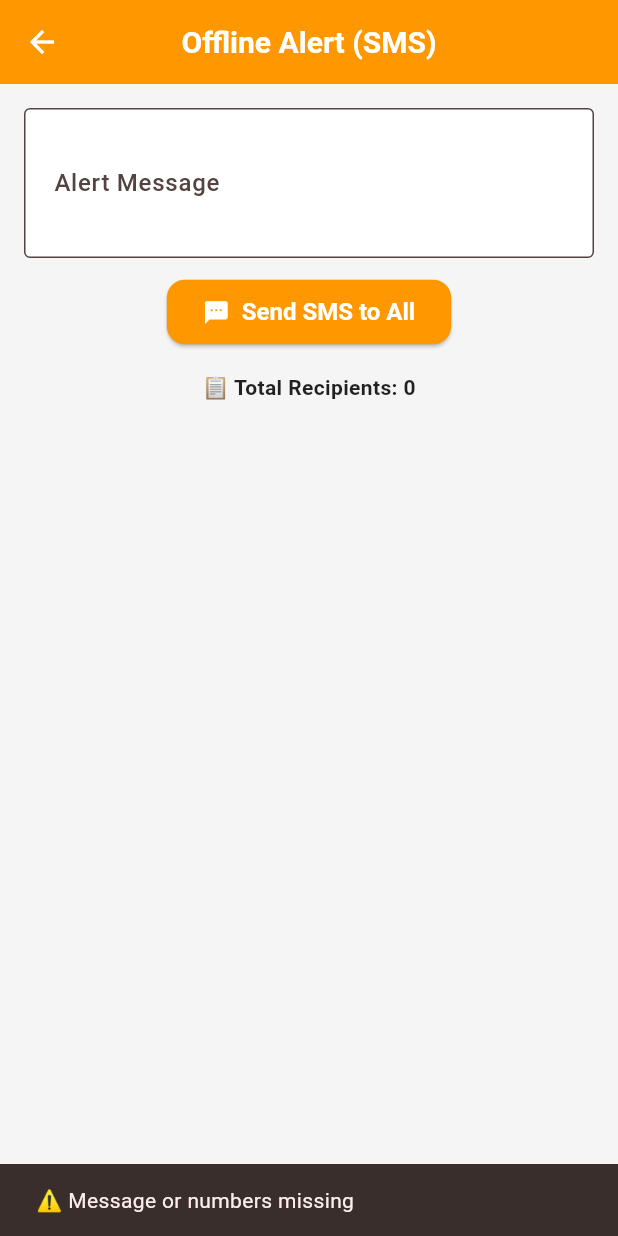
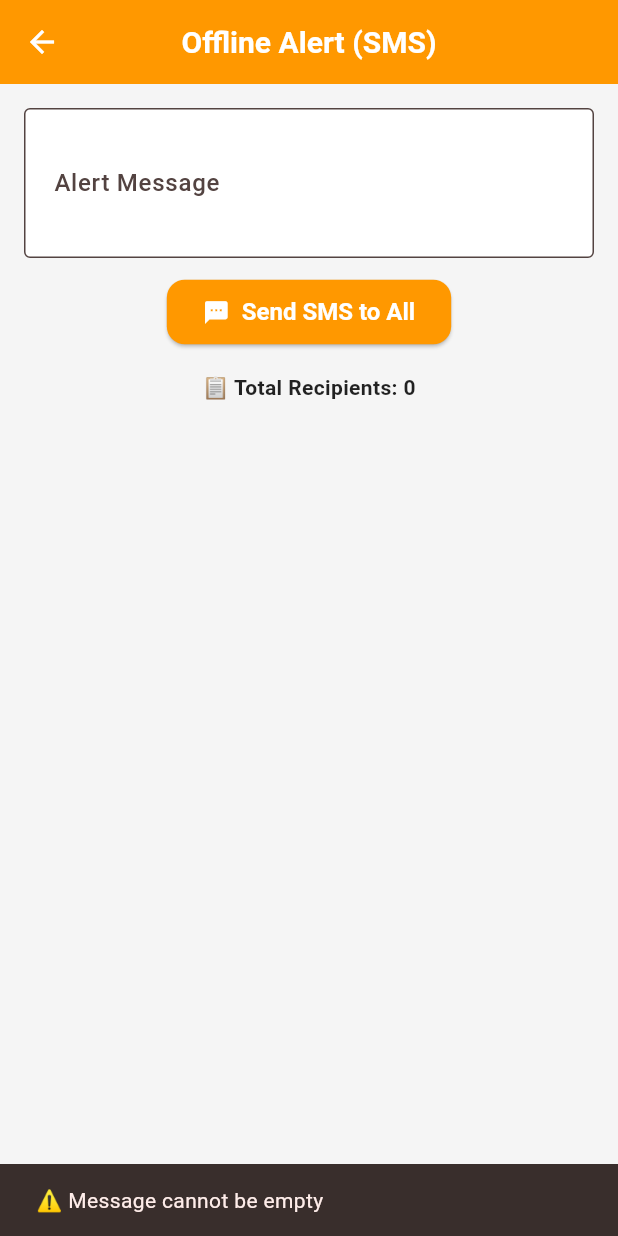
Before and after one commit to Aksha-2004/now, a Flutter app: the OfflineAlertPage screen opened by its route, after a tap on "Send SMS to All", on a phone screen of 412 x 824 dp. Run offline on Flutter 3.47's test engine with Material 3 defaults, Android fonts, the phone set to English and light mode, and no system bars; our stand-ins replace cloud_firestore, firebase_auth, firebase_core, firebase_messaging, geocoding, geolocator; accounts and stored records are empty.

Commit message:
Update offline_alerts_page.dart

```diff
--- a/lib/offline_alerts_page.dart
+++ b/lib/offline_alerts_page.dart
@@ -1,7 +1,7 @@
+import 'dart:io';
 import 'package:flutter/material.dart';
 import 'package:cloud_firestore/cloud_firestore.dart';
 import 'package:url_launcher/url_launcher.dart';
-import 'package:audioplayers/audioplayers.dart';
 
 class OfflineAlertPage extends StatefulWidget {
   const OfflineAlertPage({super.key});
@@ -12,32 +12,17 @@ class OfflineAlertPage extends StatefulWidget {
 
 class _OfflineAlertPageState extends State<OfflineAlertPage> {
   final TextEditingController _messageController = TextEditingController();
-  final AudioPlayer _audioPlayer = AudioPlayer();
-
   List<String> phoneNumbers = [];
   bool isLoading = true;
 
-  @override
-  void initState() {
-    super.initState();
-    _loadPhoneNumbers();
-  }
-
-  @override
-  void dispose() {
-    _audioPlayer.dispose();
-    _messageController.dispose();
-    super.dispose();
-  }
-
-  // 🔹 Load phone numbers
+  // Load phone numbers from Firestore
   Future<void> _loadPhoneNumbers() async {
     try {
       final snapshot =
           await FirebaseFirestore.instance.collection('users').get();
 
       final seen = <String>{};
-      final numbers = snapshot.docs
+      final fetchedNumbers = snapshot.docs
           .map((doc) => doc.data()['phone']?.toString().trim())
           .where((phone) =>
               phone != null && phone.isNotEmpty && seen.add(phone!))
@@ -45,60 +30,59 @@ class _OfflineAlertPageState extends State<OfflineAlertPage> {
           .toList();
 
       setState(() {
-        phoneNumbers = numbers;
+        phoneNumbers = fetchedNumbers;
         isLoading = false;
       });
     } catch (e) {
       setState(() => isLoading = false);
       ScaffoldMessenger.of(context).showSnackBar(
-        SnackBar(content: Text("❌ Error: $e")),
+        SnackBar(content: Text("❌ Error loading numbers: $e")),
       );
     }
   }
 
-  // 🔔 Alarm + Open SMS
+  // ✅ Open normal SMS app with ALL numbers filled
   Future<void> _openSMSApp() async {
     final message = _messageController.text.trim();
 
-    if (message.isEmpty || phoneNumbers.isEmpty) {
+    if (message.isEmpty) {
       ScaffoldMessenger.of(context).showSnackBar(
-        const SnackBar(content: Text("⚠️ Message or numbers missing")),
+        const SnackBar(content: Text("⚠️ Message cannot be empty")),
       );
       return;
     }
 
-    // 🔔 Play alarm
-    await _audioPlayer.setReleaseMode(ReleaseMode.loop);
-    await _audioPlayer.play(
-      AssetSource('sounds/emergency_alarm.mp3'),
-      volume: 1.0,
-    );
+    if (phoneNumbers.isEmpty) {
+      ScaffoldMessenger.of(context).showSnackBar(
+        const SnackBar(content: Text("⚠️ No phone numbers found")),
+      );
+      return;
+    }
 
-    // ⏳ Let sound play shortly
-    await Future.delayed(const Duration(milliseconds: 500));
+    // IMPORTANT FIX 👇
+    // Android uses ; , iOS uses ,
+    final separator = Platform.isAndroid ? ';' : ',';
+    final numbers = phoneNumbers.join(separator);
 
-    // 📩 Create proper SMS URI
-    final String numbers = phoneNumbers.join(',');
-    final Uri smsUri = Uri(
+    final uri = Uri(
       scheme: 'sms',
       path: numbers,
       queryParameters: {'body': message},
     );
 
-    // 🔇 Stop sound
-    await _audioPlayer.stop();
-
-    // 📱 Open native SMS app
-    if (await canLaunchUrl(smsUri)) {
-      await launchUrl(
-        smsUri,
-        mode: LaunchMode.externalApplication,
-      );
+    if (await canLaunchUrl(uri)) {
+      await launchUrl(uri);
     } else {
       ScaffoldMessenger.of(context).showSnackBar(
-        const SnackBar(content: Text("❌ Cannot open SMS app")),
+        const SnackBar(content: Text("❌ Could not open SMS app")),
       );
     }
+  }
+
+  @override
+  void initState() {
+    super.initState();
+    _loadPhoneNumbers();
   }
 
   @override
@@ -120,6 +104,7 @@ class _OfflineAlertPageState extends State<OfflineAlertPage> {
                     decoration: const InputDecoration(
                       labelText: "Alert Message",
                       border: OutlineInputBorder(),
+                      hintText: "Type disaster alert here...",
                     ),
                   ),
                   const SizedBox(height: 12),
@@ -136,6 +121,18 @@ class _OfflineAlertPageState extends State<OfflineAlertPage> {
                     "📋 Total Recipients: ${phoneNumbers.length}",
                     style: const TextStyle(fontWeight: FontWeight.bold),
                   ),
+                  const SizedBox(height: 6),
+                  Expanded(
+                    child: ListView.builder(
+                      itemCount: phoneNumbers.length,
+                      itemBuilder: (context, index) {
+                        return ListTile(
+                          leading: const Icon(Icons.phone),
+                          title: Text(phoneNumbers[index]),
+                        );
+                      },
+                    ),
+                  ),
                 ],
               ),
             ),
```
